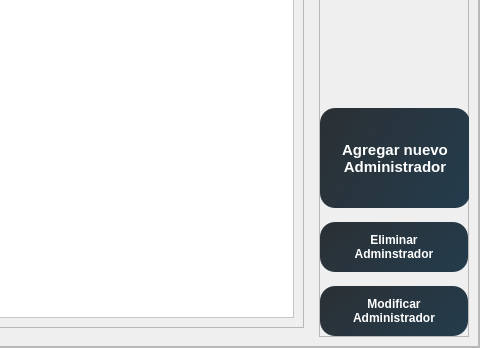
Above: ui/ui_files/Principal.ui from Salinas03/Sistema-Seguridad before the change; both pictures show x 770 to 1250 and y 465 to 813 of the 1250 by 813 pixel window. Below: the same form after it.
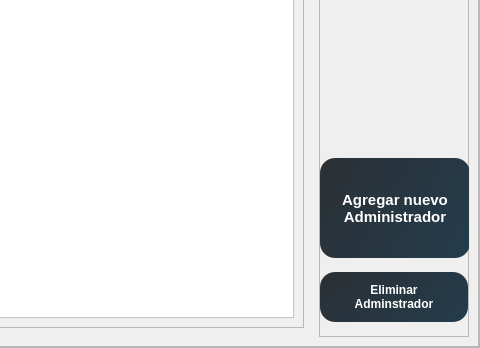
That is the form after the change. The open tabs and pages were chosen to show the change. Icons and pictures are not drawn.

```diff
--- a/ui/ui_files/Principal.ui
+++ b/ui/ui_files/Principal.ui
@@ -1403,32 +1403,6 @@
                       </property>
                      </widget>
                     </item>
-                    <item>
-                     <widget class="QPushButton" name="modificar_admin_btn">
-                      <property name="minimumSize">
-                       <size>
-                        <width>0</width>
-                        <height>50</height>
-                       </size>
-                      </property>
-                      <property name="maximumSize">
-                       <size>
-                        <width>200</width>
-                        <height>16777215</height>
-                       </size>
-                      </property>
-                      <property name="font">
-                       <font>
-                        <weight>75</weight>
-                        <bold>true</bold>
-                       </font>
-                      </property>
-                      <property name="text">
-                       <string>Modificar 
-Administrador</string>
-                      </property>
-                     </widget>
-                    </item>
                    </layout>
                   </widget>
                  </item>
```
Left out of the diff: 20 changed lines with no effect on the pictures.
